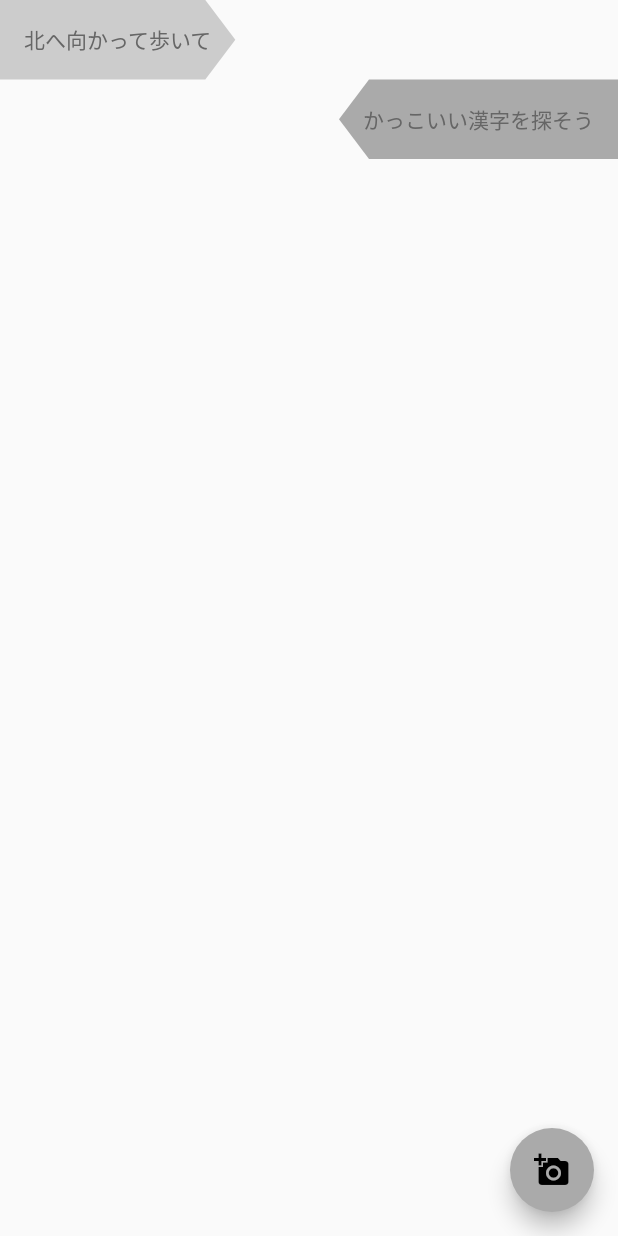
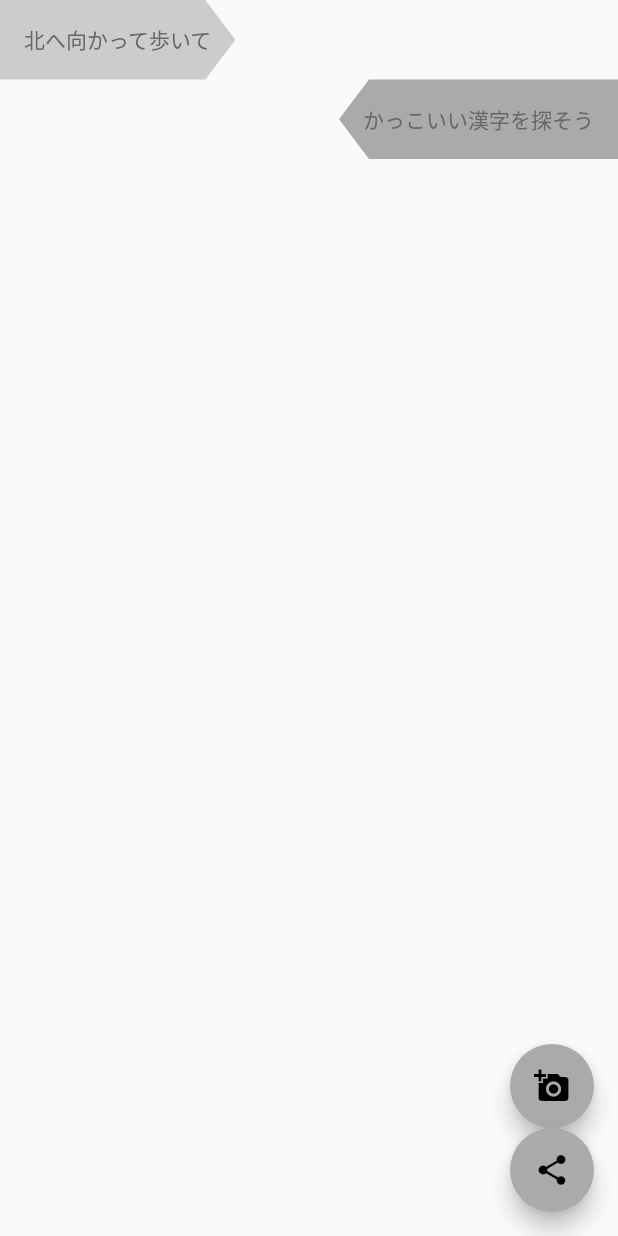
Before and after one commit to tubasasakunn/sanpo, a Flutter app: the MultipleImageScreen screen opened directly, on a phone screen of 412 x 824 dp. Run offline on Flutter 3.47's test engine with Material 2 defaults, Android fonts, the phone set to English and light mode, and no system bars; our stand-ins replace geocoding, image_picker, location, share_plus.

Commit message:
共有機能追加

```diff
--- a/lib/views/screens/multiple_image_screen.dart
+++ b/lib/views/screens/multiple_image_screen.dart
@@ -10,6 +10,7 @@ import '../../services/data_service.dart';
 import '../widgets/show_picker_options.dart';
 import '../widgets/random_words_and_image.dart';
 import '../widgets/random_words_card.dart';
+import '../widgets/share_button.dart';
 import '../../models/random_words_model.dart';  // ここでRandomWordsModelをインポート
 import '../../models/location_time_model.dart';
 import 'package:location/location.dart' as loc;  // 位置情報を取得するためのパッケージ
@@ -26,6 +27,7 @@ class _MultipleImageScreenState extends State<MultipleImageScreen> {
   final picker = ImagePicker();
   final imageService = ImageService();
   final dataService = DataService();
+  final GlobalKey _globalKey = GlobalKey();
 
   Future<void> getImageFromCamera() async {
     final pickedFile = await picker.pickImage(source: ImageSource.camera);
@@ -113,14 +115,22 @@ void initState() {
   List<String> todos = Provider.of<RandomWordsModel>(context).todo;
   List<String> citys = Provider.of<LocationTimeModel>(context).city;
   List<String> times = Provider.of<LocationTimeModel>(context).time;
+  bool isCapturingImage = false;
+  void toggleCaptureState() {
+    setState(() {
+      isCapturingImage = !isCapturingImage;
+    });
+  }
 
   return Scaffold(
     body: Stack(
       children: [
-        ListView.builder(
+        RepaintBoundary(
+      key: _globalKey,
+        child: ListView.builder(
           itemCount: max(savedImages.length, locations.length),
           itemBuilder: (context, index) {
-            if (index == locations.length - 1) {
+            if (index == locations.length - 1 && !isCapturingImage) {
 
           return RandomWordsCard(todo: todos[index], location: locations[index]);
             }
@@ -134,13 +144,18 @@ void initState() {
             );
 
           },
-        ),
+        )),
       ],
     ),
-    floatingActionButton: ShowPickerOptions(
+
+    floatingActionButton: Column(
+      mainAxisAlignment: MainAxisAlignment.end,
+      children: [ShowPickerOptions(
       getImageFromCamera: getImageFromCamera,
       getImageFromGallery: getImageFromGallery,
     ),
+    ShareWidgetButton(globalKey: _globalKey,toggleCaptureState: toggleCaptureState,)
+    ],)
   );
 }
 
--- /dev/null
+++ b/lib/views/widgets/share_button.dart
@@ -0,0 +1,42 @@
+import 'dart:typed_data';
+import 'dart:io';
+import 'package:flutter/material.dart';
+import 'package:flutter/rendering.dart';
+import 'package:path_provider/path_provider.dart';
+import 'package:share_plus/share_plus.dart';
+import 'dart:ui' as ui;
+
+
+class ShareWidgetButton extends StatelessWidget {
+  final GlobalKey globalKey;
+  final Function toggleCaptureState;
+
+  ShareWidgetButton({required this.globalKey,required this.toggleCaptureState});
+
+  Future<void> shareWidgetImage(GlobalKey globalKey) async {
+    toggleCaptureState();
+    final boundary = globalKey.currentContext?.findRenderObject() as RenderRepaintBoundary;
+    final image = await boundary.toImage(pixelRatio: 3);
+    final byteData = await image.toByteData(format: ui.ImageByteFormat.png);  // <-- 修正
+
+    final buffer = byteData!.buffer.asUint8List();
+
+    final directory = await getApplicationDocumentsDirectory();
+    final file = File('${directory.path}/image.png');
+    await file.writeAsBytes(buffer);
+
+    await Share.shareFiles([file.path]);
+    toggleCaptureState();
+  }
+
+  @override
+  Widget build(BuildContext context) {
+    return FloatingActionButton(
+      onPressed: () {
+        shareWidgetImage(globalKey);
+      },
+      tooltip: 'Share Widget',
+      child: Icon(Icons.share),
+    );
+  }
+}
--- a/pubspec.yaml
+++ b/pubspec.yaml
@@ -42,6 +42,9 @@ dependencies:
   location: ^5.0.3
   intl: ^0.18.1
   geocoding: ^2.1.0
+  flutter_widget_to_image: ^0.0.1
+  share: ^2.0.4
+  share_plus: ^7.1.0
 
 dev_dependencies:
   flutter_test:
```
Also changed, not shown: pubspec.lock, 5 other files.
